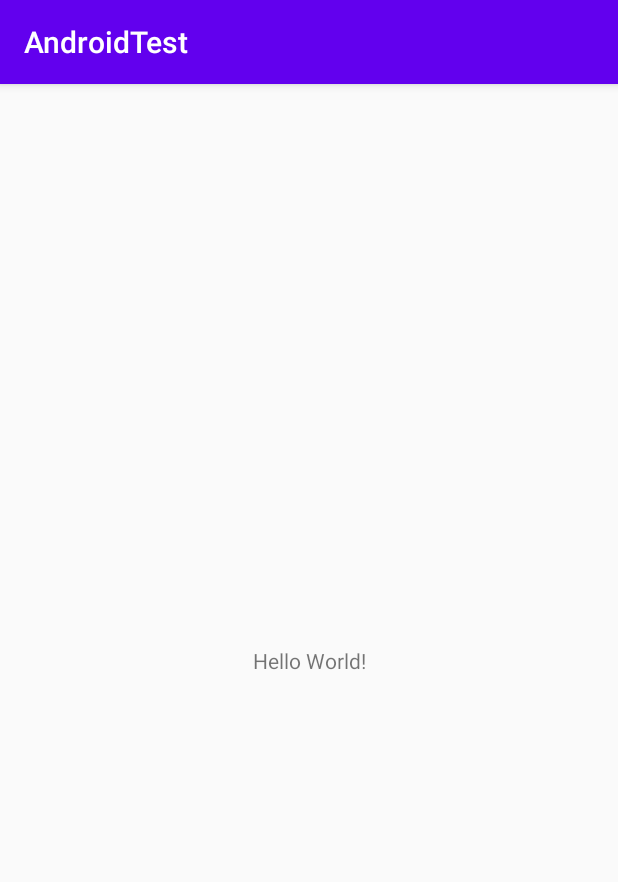
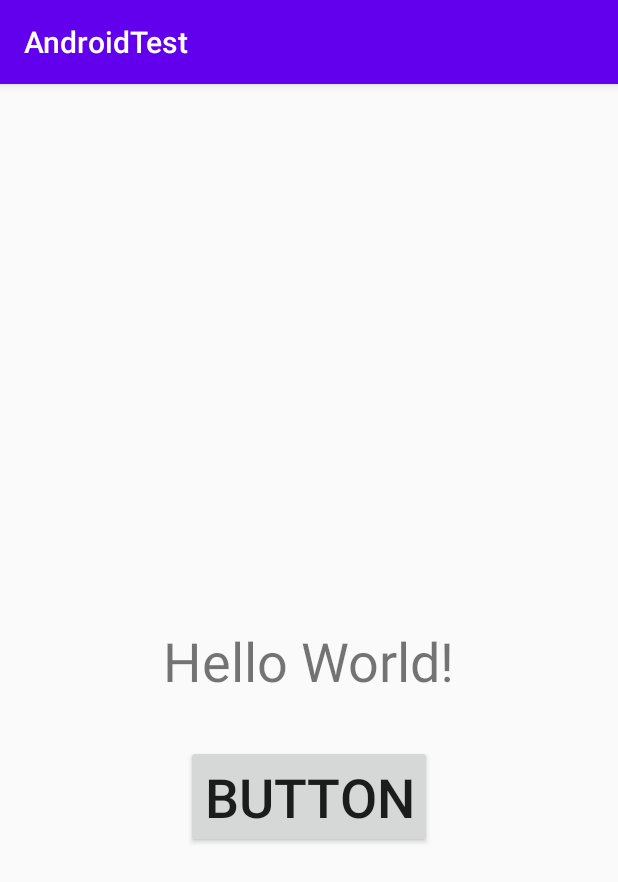
Before and after one commit to brjndr/AndroidTest, an Android app: the screen it shows after launch (MainActivity), on a phone screen of 412 x 824 dp. Shown: the top 882 px of the screen. Run offline under Robolectric (Android 15) with nearby library versions, the phone set to English and light mode, and no system bars.

Commit message:
sec commit added a Button

```diff
--- a/app/src/main/res/layout/activity_main.xml
+++ b/app/src/main/res/layout/activity_main.xml
@@ -7,12 +7,25 @@
     tools:context=".MainActivity">
 
     <TextView
+        android:id="@+id/textView"
         android:layout_width="wrap_content"
         android:layout_height="wrap_content"
         android:text="Hello World!"
+        android:textSize="36sp"
         app:layout_constraintBottom_toBottomOf="parent"
         app:layout_constraintLeft_toLeftOf="parent"
         app:layout_constraintRight_toRightOf="parent"
         app:layout_constraintTop_toTopOf="parent" />
 
+    <Button
+        android:id="@+id/button"
+        android:layout_width="wrap_content"
+        android:layout_height="wrap_content"
+        android:layout_marginTop="32dp"
+        android:text="Button"
+        android:textSize="36sp"
+        app:layout_constraintEnd_toEndOf="parent"
+        app:layout_constraintStart_toStartOf="parent"
+        app:layout_constraintTop_toBottomOf="@+id/textView" />
+
 </androidx.constraintlayout.widget.ConstraintLayout>
```
